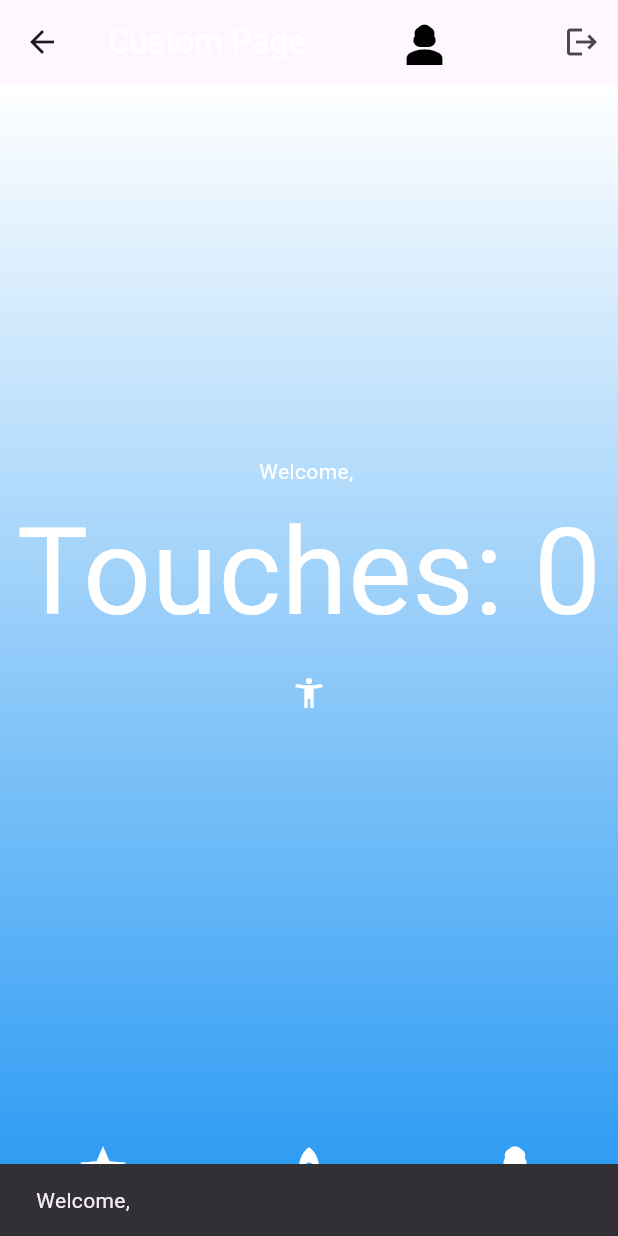
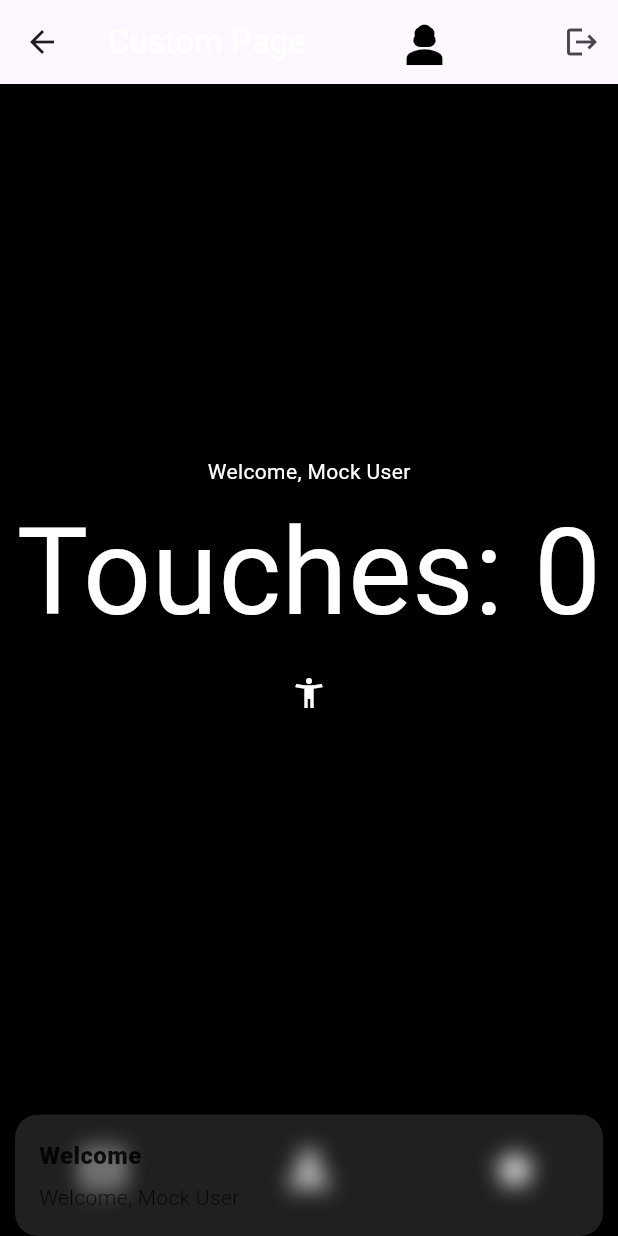
Before and after one commit to mariaandreealavric/TOO-Taps, a Flutter app: the TapsHomePage screen opened directly, on a phone screen of 412 x 824 dp. Run offline on Flutter 3.47's test engine with Material 3 defaults, Android fonts, the phone set to English and light mode, and no system bars; our stand-ins replace cloud_firestore, firebase_auth, firebase_core, flutter_local_notifications, get, image_picker and 3 more; accounts and stored records are empty.

Commit message:
aggiustato ordine di navigator e funzionamento passaggi di pagine con getX, aggiunto touch_scroll_monitor.dart per la creazione del conteggio globale dell'app

```diff
--- a/lib/Views/taps_home.dart
+++ b/lib/Views/taps_home.dart
@@ -1,13 +1,12 @@
-import 'package:fingerfy/Widgets/Navigazione/navigazione_home.dart';
+import 'package:fingerfy/Widgets/Navigazione/navigazione.dart';
 import 'package:fingerfy/Widgets/bottoni/bottone_profilo.dart';
-import 'package:fingerfy/providers/theme_provider.dart';
 import 'package:flutter/material.dart';
-import 'package:provider/provider.dart';
 import 'package:firebase_auth/firebase_auth.dart';
 import 'package:logger/logger.dart';
 import 'package:get/get.dart';
 
 import '../controllers/profile_controller.dart';
+import '../controllers/theme_controller.dart'; // Import the GetX ThemeController
 
 class TapsHomePage extends StatefulWidget {
   final String userID;
@@ -22,7 +21,7 @@ class TapsHomePageState extends State<TapsHomePage> with SingleTickerProviderSta
   late AnimationController _controller;
   bool _isWelcomeMessageShown = false;
   Map<String, dynamic>? userData;
-  final Logger _logger = Logger(); // Istanzia Logger
+  final Logger _logger = Logger(); // Instance of Logger
 
   @override
   void initState() {
@@ -42,11 +41,11 @@ class TapsHomePageState extends State<TapsHomePage> with SingleTickerProviderSta
   void _showWelcomeSnackbar(String userName) {
     WidgetsBinding.instance.addPostFrameCallback((_) {
       if (mounted) {
-        ScaffoldMessenger.of(context).showSnackBar(
-          SnackBar(
-            content: Text('Welcome, $userName'),
-            duration: const Duration(seconds: 3),
-          ),
+        Get.snackbar(
+          'Welcome',
+          'Welcome, $userName',
+          snackPosition: SnackPosition.BOTTOM,
+          duration: const Duration(seconds: 3),
         );
       }
     });
@@ -55,32 +54,40 @@ class TapsHomePageState extends State<TapsHomePage> with SingleTickerProviderSta
   Future<void> _signOut() async {
     await FirebaseAuth.instance.signOut();
     if (mounted) {
-      Navigator.pushReplacementNamed(context, '/');
+      Get.offAllNamed('/'); // Use GetX for navigation after sign out
     }
   }
 
   @override
   Widget build(BuildContext context) {
-    _logger.i('ImageListPage: Building with userID ${widget.userID}');
-    final themeProvider = Provider.of<ThemeProvider>(context, listen: true); // Ensure correct context
+    _logger.i('TapsHomePage: Building with userID ${widget.userID}');
+
+    // Use GetX for ThemeController
+    final themeController = Get.find<ThemeController>();
     final profileController = Get.find<ProfileController>(); // GetX ProfileController
 
-    final profile = profileController.profile.value; // Use .value to access the actual ProfileModel
+    // Controlla lo stato di caricamento del profilo
+    if (profileController.isLoading.value) {
+      return const Center(child: CircularProgressIndicator());
+    }
 
+    final profile = profileController.profile.value; // Usa .value per accedere al ProfileModel
+
+    // Se il profilo non è caricato, mostra un indicatore di caricamento
     if (profile == null) {
       return const Center(child: CircularProgressIndicator());
     }
 
     if (!_isWelcomeMessageShown) {
       _isWelcomeMessageShown = true;
-      _showWelcomeSnackbar(profile.displayName); // Access displayName via profile
+      _showWelcomeSnackbar(profile.displayName); // Accedi a displayName tramite profile
     }
 
     return GestureDetector(
       onTap: () {
         if (mounted) {
-          profileController.incrementTouches(); // Use GetX controller method
-          profileController.incrementScrolls();
+          profileController.incrementTouches(); // Usa il metodo del controller GetX
+          profileController.incrementScrolls();   // Un altro metodo del controller GetX
         }
       },
       child: Scaffold(
@@ -100,7 +107,7 @@ class TapsHomePageState extends State<TapsHomePage> with SingleTickerProviderSta
           ],
         ),
         body: Container(
-          decoration: themeProvider.boxDecoration,
+          decoration: themeController.boxDecoration, // Usa il GetX controller per la gestione del tema
           child: LayoutBuilder(
             builder: (context, constraints) {
               return Column(
@@ -111,11 +118,11 @@ class TapsHomePageState extends State<TapsHomePage> with SingleTickerProviderSta
                         mainAxisAlignment: MainAxisAlignment.center,
                         children: [
                           Text(
-                            'Welcome, ${profile.displayName}', // Use .value to access properties
+                            'Welcome, ${profile.displayName}', // Usa .value per accedere alle proprietà
                             style: const TextStyle(color: Colors.white),
                           ),
                           Text(
-                            'Touches: ${profile.touches}', // Use .value to access properties
+                            'Touches: ${profile.touches}', // Usa .value per accedere alle proprietà
                             style: const TextStyle(color: Colors.white, fontSize: 80),
                           ),
                           IconButton(
@@ -129,7 +136,7 @@ class TapsHomePageState extends State<TapsHomePage> with SingleTickerProviderSta
                   Container(
                     width: constraints.maxWidth,
                     color: Colors.transparent,
-                    child: const NavigationHome(),
+                    child: Navigation(profile: profile), // Passa l'argomento profile
                   ),
                 ],
               );
--- a/lib/Widgets/Navigazione/navigazione_home.dart
+++ /dev/null
@@ -1,67 +0,0 @@
-
-import 'package:flutter/material.dart';
-import 'package:provider/provider.dart';
-
-import '../../controllers/Contatori/touch_counter.dart';
-
-class NavigationHome extends StatelessWidget {
-  const NavigationHome({super.key});
-
-  @override
-  Widget build(BuildContext context) {
-    void incrementTouchCount() {
-      Provider.of<TouchController>(context, listen: false).incrementTouches();
-    }
-
-    return Container(
-      color: Colors.transparent,
-      height: 90,
-      width: double.infinity,
-      alignment: Alignment.center,
-      child: Row(
-        mainAxisAlignment: MainAxisAlignment.spaceAround,
-        children: [
-          GestureDetector(
-            onTap: incrementTouchCount,
-            child: IconButton(
-              icon: const Icon(
-                Icons.star,
-                size: 36.0,
-                color: Colors.white,
-              ),
-              onPressed: () {
-                Navigator.pushNamed(context, '/classifica');
-              },
-            ),
-          ),
-          GestureDetector(
-            onTap: incrementTouchCount,
-            child: IconButton(
-              icon: const Icon(
-                Icons.rocket,
-                size: 36.0,
-                color: Colors.white,
-              ),
-              onPressed: () {
-                Navigator.pushNamed(context, '/scrollMeter');
-              },
-            ),
-          ),
-          GestureDetector(
-            onTap: incrementTouchCount,
-            child: IconButton(
-              icon: const Icon(
-                Icons.person_3,
-                size: 36.0,
-                color: Colors.white,
-              ),
-              onPressed: () {
-                Navigator.pushNamed(context, '/profile');
-              },
-            ),
-          ),
-        ],
-      ),
-    );
-  }
-}
--- a/lib/Widgets/Navigazione/route_generator.dart
+++ b/lib/Widgets/Navigazione/route_generator.dart
@@ -17,11 +17,11 @@ class RouteGenerator {
     ),
     GetPage(
       name: '/taps_home',
-      page: () => TapsHomePage(userID: 'default_user_id'),
+      page: () => const TapsHomePage(userID: 'default_user_id'),
     ),
     GetPage(
       name: '/scrolling',
-      page: () => ScrollingPage(userID: 'default_user_id'),
+      page: () => const ScrollingPage(userID: 'default_user_id'),
     ),
     GetPage(
       name: '/pod',
@@ -29,11 +29,11 @@ class RouteGenerator {
     ),
     GetPage(
       name: '/profilo',
-      page: () => ProfilePage(userID: 'default_user_id'),
+      page: () => const ProfilePage(userID: 'default_user_id'),
     ),
     GetPage(
       name: '/challenge',
-      page: () => ChallengePage(userID: 'default_user_id'),
+      page: () => const ChallengePage(userID: 'default_user_id'),
     ),
   ];
 
```
Also changed, not shown: lib/Views/auth_check.dart (+13 -8 lines), lib/Views/auth_wrapper.dart (+6 -2 lines), lib/Views/profilo.dart (+10 -4 lines), lib/Views/scrolling.dart (+18 -12 lines), lib/Widgets/Navigazione/navigazione.dart (+5 -6 lines), lib/controllers/Contatori/touch_scroll_monitor.dart (added, +60 -0 lines), lib/controllers/profile_controller.dart (+31 -12 lines), lib/main.dart (+15 -1 lines).
